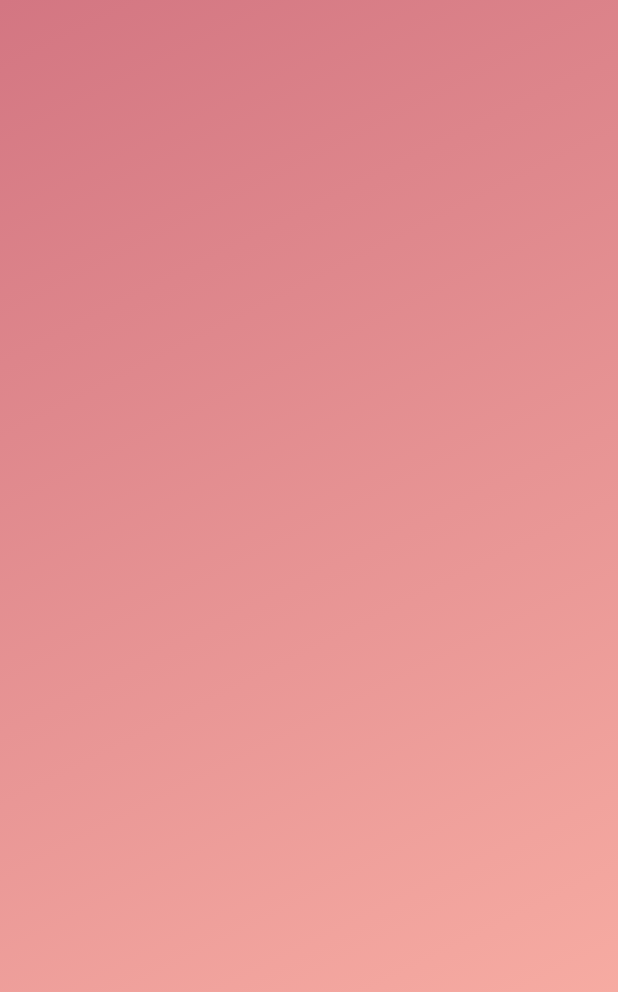
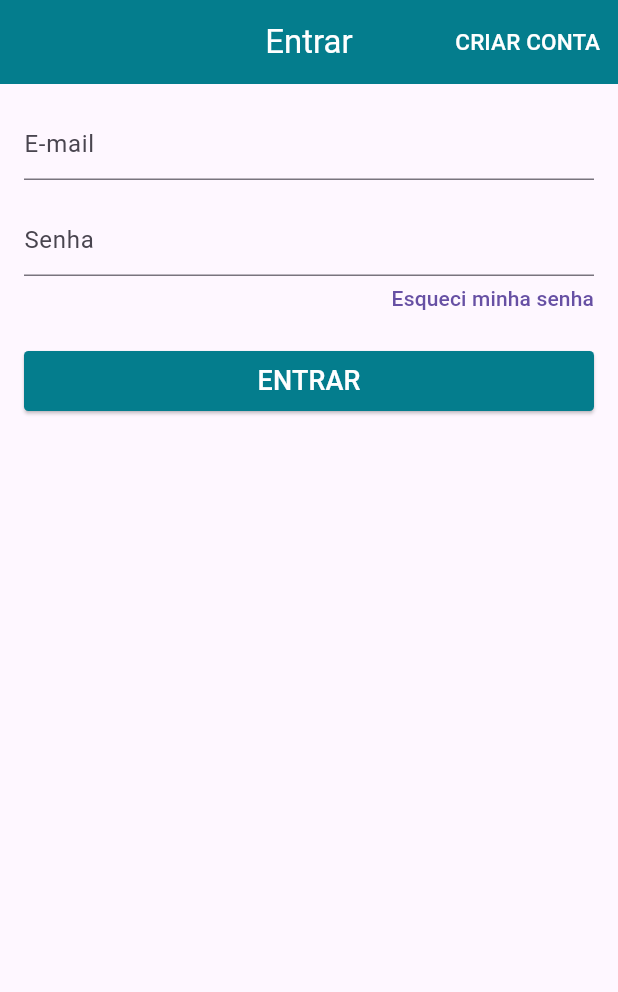
Before and after one commit to emerson-roots/loja_virtual_flutter, a Flutter app: the screen it shows after launch, on a phone screen of 412 x 824 dp. Shown: the top 992 px of the screen. Run offline on Flutter 3.47's test engine with Material 3 defaults, Android fonts, the phone set to English and light mode, and no system bars; our stand-ins replace carousel_slider, cloud_firestore, firebase_core, transparent_image; accounts and stored records are empty.

Commit message:
Aula 221 - Tela de Login

```diff
--- a/lib/main.dart
+++ b/lib/main.dart
@@ -1,6 +1,7 @@
 import 'package:flutter/material.dart';
 import 'package:loja_virtual/screens/home_screen.dart';
 import 'package:firebase_core/firebase_core.dart';
+import 'package:loja_virtual/screens/login_screen.dart';
 
 void main() async {
   WidgetsFlutterBinding.ensureInitialized();
@@ -20,7 +21,7 @@ class MyApp extends StatelessWidget {
         primaryColor: Color.fromARGB(255, 4, 125, 141),
       ),
       debugShowCheckedModeBanner: false,
-      home: HomeScreen(),
+      home: LoginScreen(),
     );
   }
 }
--- /dev/null
+++ b/lib/screens/login_screen.dart
@@ -0,0 +1,106 @@
+import 'package:flutter/material.dart';
+
+class LoginScreen extends StatelessWidget {
+  // permite o acesso ao formulário atraves do botao de entrar
+  // utilizado para validar os campos preenchidos de formulario
+  final _formKey = GlobalKey<FormState>();
+
+  @override
+  Widget build(BuildContext context) {
+    return Scaffold(
+      appBar: AppBar(
+        backgroundColor: Theme.of(context).primaryColor,
+        title: const Text(
+          "Entrar",
+          style: TextStyle(
+            color: Colors.white,
+          ),
+        ),
+        centerTitle: true,
+        actions: [
+          TextButton(
+            onPressed: () {},
+            child: const Text(
+              "CRIAR CONTA",
+              style: TextStyle(
+                fontSize: 15.0,
+                color: Colors.white,
+              ),
+            ),
+          )
+        ],
+      ),
+      body: Form(
+        key: _formKey,
+        child: ListView(
+          padding: EdgeInsets.all(16.0),
+          children: [
+            TextFormField(
+              decoration: const InputDecoration(hintText: "E-mail"),
+              keyboardType: TextInputType.emailAddress,
+              validator: (text) {
+                // o validator deve ser usado em conjunto com o _formKey instanciado no inicio da classe
+                // o _formKey deve ser setado na propriedade "key" do widget Form
+                if (text!.isEmpty || !text.contains("@")) {
+                  return "E-mail inválido.";
+                }
+              },
+            ),
+            const SizedBox(height: 16.0),
+            TextFormField(
+              decoration: const InputDecoration(hintText: "Senha"),
+              obscureText: true,
+              validator: (text) {
+                // o validator deve ser usado em conjunto com o _formKey instanciado no inicio da classe
+                // o _formKey deve ser setado na propriedade "key" do widget Form
+                int qtdMaximaCaracteres = 6;
+                if (text!.isEmpty) {
+                  return "Campo obrigatório.";
+                } else if (text.length < qtdMaximaCaracteres) {
+                  return "Deve ser maior que ${qtdMaximaCaracteres} caracteres.";
+                }
+              },
+            ),
+            Align(
+              alignment: Alignment.centerRight,
+              child: TextButton(
+                style: TextButton.styleFrom(
+                    padding: EdgeInsets.zero,
+                    minimumSize: const Size(50, 30),
+                    tapTargetSize: MaterialTapTargetSize.shrinkWrap,
+                    alignment: Alignment.centerRight),
+                onPressed: () {},
+                child: const Text(
+                  "Esqueci minha senha",
+                  textAlign: TextAlign.right,
+                ),
+              ),
+            ),
+            const SizedBox(height: 16.0),
+            ElevatedButton(
+              style: ElevatedButton.styleFrom(
+                backgroundColor: Theme.of(context).primaryColor,
+                disabledBackgroundColor: Colors.grey.shade400,
+                shape: false
+                    ? const StadiumBorder()
+                    : RoundedRectangleBorder(
+                        borderRadius: BorderRadius.circular(3.0),
+                      ),
+              ),
+              onPressed: () {
+                if (_formKey.currentState!.validate()) {}
+              },
+              child: const Text(
+                "ENTRAR",
+                style: TextStyle(
+                  fontSize: 18.0,
+                  color: Colors.white,
+                ),
+              ),
+            ),
+          ],
+        ),
+      ),
+    );
+  }
+}
```
